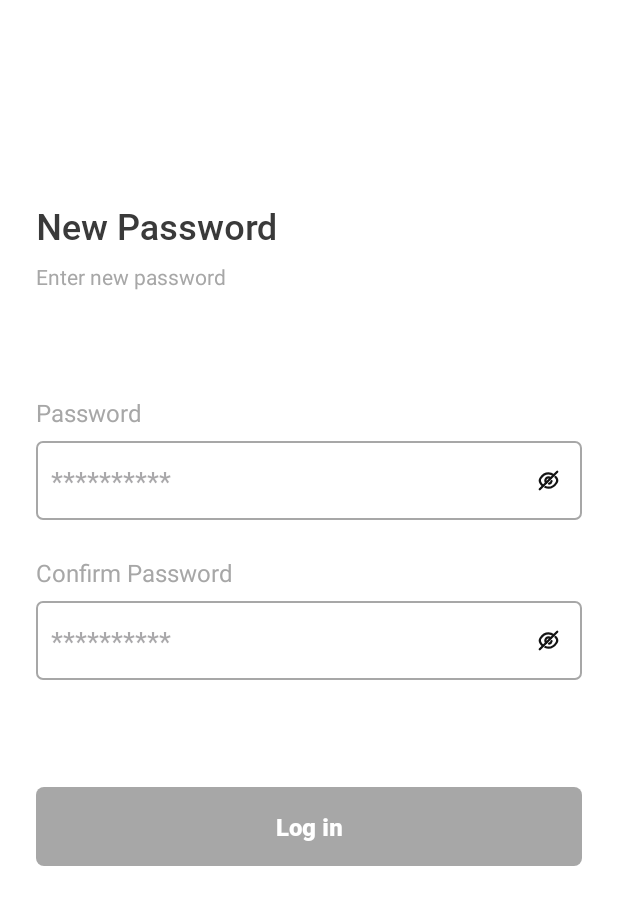
After one commit to Limbyc/OECH-App-Final, an Android app: the fragment NewPasswordFragment shown on its own in the app's theme, on a phone screen of 412 x 824 dp. The commit adds this screen. Shown: the top 905 px of the screen. Run offline under Robolectric (Android 15) with nearby library versions, the phone set to English and light mode, and no system bars.

Commit message:
14:50 четвертая сессия. эмулятор Pixel 7 Pro

```diff
--- /dev/null
+++ b/app/src/main/java/com/valance/oechappfinal/ui/fragments/NewPasswordFragment.kt
@@ -0,0 +1,29 @@
+package com.valance.oechappfinal.ui.fragments
+
+import android.os.Bundle
+import android.view.LayoutInflater
+import android.view.View
+import android.view.ViewGroup
+import androidx.fragment.app.Fragment
+import com.valance.oechappfinal.databinding.NewPasswordBinding
+
+class NewPasswordFragment: Fragment() {
+
+    private lateinit var binding: NewPasswordBinding
+
+    override fun onCreateView(
+        inflater: LayoutInflater,
+        container: ViewGroup?,
+        savedInstanceState: Bundle?
+    ): View {
+        binding = NewPasswordBinding.inflate(inflater,container,false)
+        return  binding.root
+    }
+
+
+    override fun onViewCreated(view: View, savedInstanceState: Bundle?) {
+        super.onViewCreated(view, savedInstanceState)
+
+    }
+
+}
--- a/app/src/main/res/layout/otp_verification.xml
+++ b/app/src/main/res/layout/otp_verification.xml
@@ -51,6 +51,7 @@
         android:layout_marginTop="52dp"
         android:layout_marginEnd="16dp"
         android:layout_weight="1"
+        android:gravity="center"
         android:background="@drawable/otp_verifacation_code"
         android:inputType="number"
         android:maxLength="1"
@@ -68,6 +69,7 @@
         android:background="@drawable/otp_verifacation_code"
         android:inputType="number"
         android:maxLength="1"
+        android:gravity="center"
         app:layout_constraintStart_toStartOf="@+id/guideline"
         app:layout_constraintTop_toBottomOf="@+id/appCompatTextView16" />
 
@@ -78,6 +80,7 @@
         android:layout_marginStart="30dp"
         android:layout_marginTop="52dp"
         android:layout_weight="1"
+        android:gravity="center"
         android:background="@drawable/otp_verifacation_code"
         android:inputType="number"
         android:maxLength="1"
@@ -92,6 +95,7 @@
         android:layout_weight="1"
         android:background="@drawable/otp_verifacation_code"
         android:inputType="number"
+        android:gravity="center"
         android:maxLength="1"
         android:layout_marginStart="30dp"
         app:layout_constraintStart_toEndOf="@+id/editText3"
@@ -103,6 +107,7 @@
         android:layout_height="32dp"
         android:layout_marginTop="52dp"
         android:layout_weight="1"
+        android:gravity="center"
         android:background="@drawable/otp_verifacation_code"
         android:inputType="number"
         android:maxLength="1"
@@ -117,6 +122,7 @@
         android:layout_marginStart="16dp"
         android:layout_marginTop="52dp"
         android:layout_weight="1"
+        android:gravity="center"
         android:background="@drawable/otp_verifacation_code"
         android:inputType="number"
         android:maxLength="1"
```
Also changed, not shown: app/src/main/java/com/valance/oechappfinal/ui/fragments/OTPFragment.kt (+47 -1 lines), app/src/main/res/drawable/otp_verification_code_put.xml (added, +7 -0 lines).
